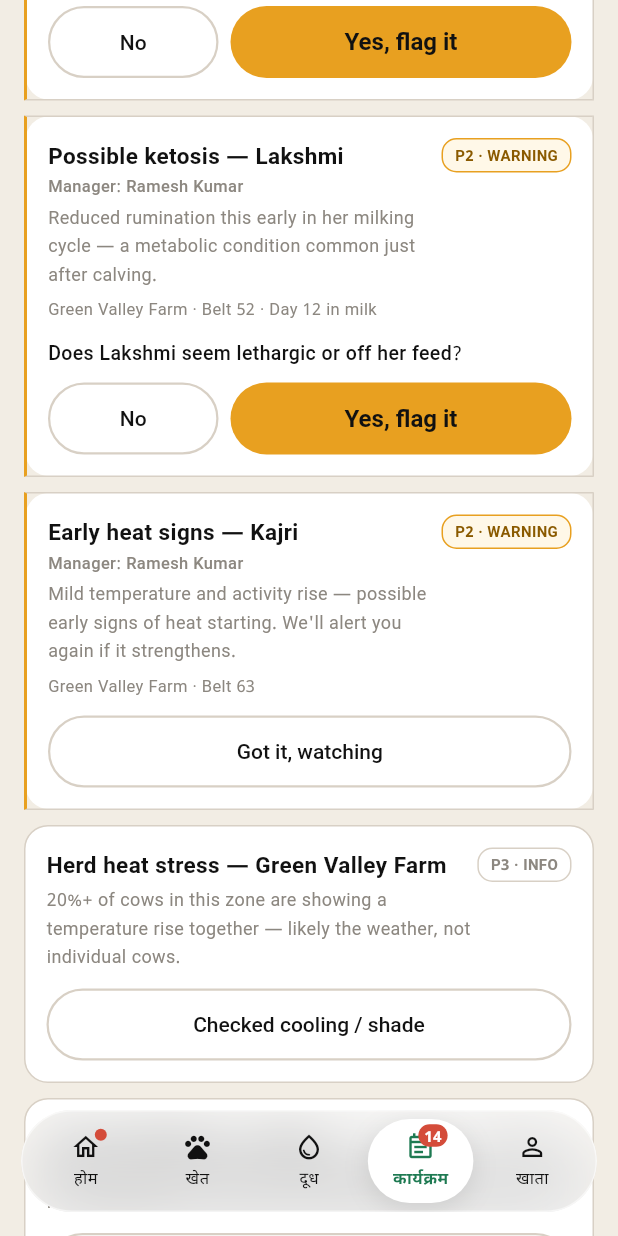
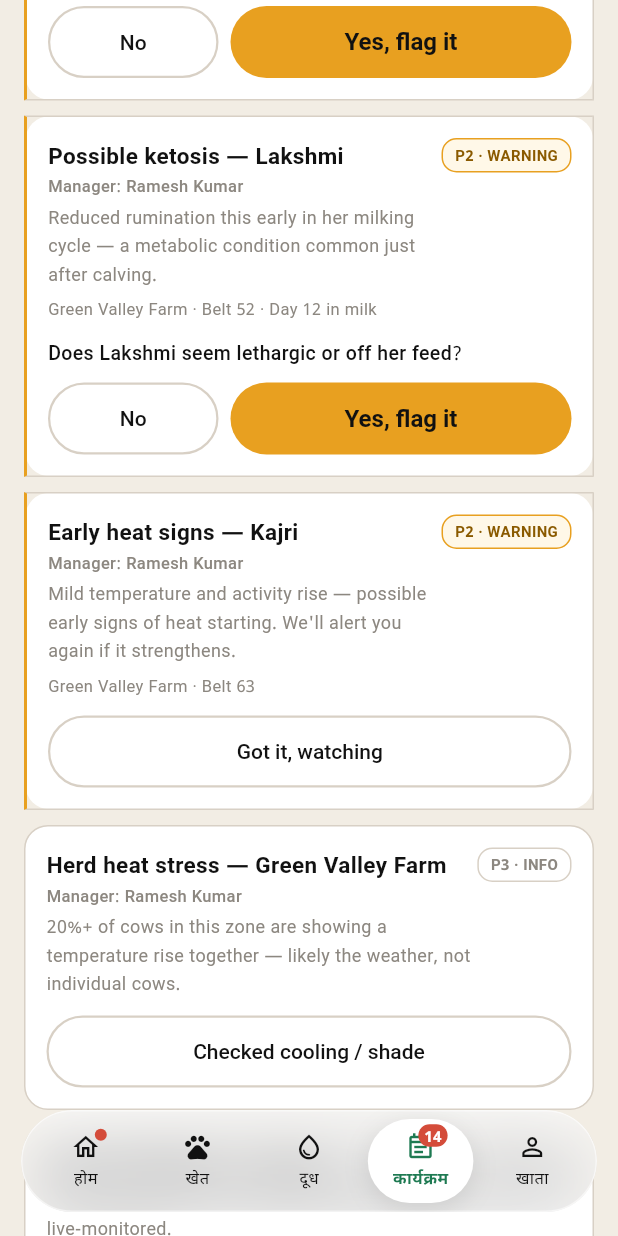
Before and after one commit to vaseey21/Vanix, a Flutter app: the EventsScreen screen opened directly with empty values, scrolled down 2304 dp, on a phone screen of 412 x 824 dp. Run offline on Flutter 3.47's test engine with Material 3 defaults, Android fonts, the phone set to English and light mode, and no system bars.

Commit message:
auto: save changes

```diff
--- a/flutter_app/lib/screens/events_screen.dart
+++ b/flutter_app/lib/screens/events_screen.dart
@@ -1440,6 +1440,7 @@ class _EventsScreenState extends State<EventsScreen> {
         sub: '20%+ of cows in this zone are showing a temperature rise together — likely the weather, not individual cows.',
         buttonLabel: 'Checked cooling / shade',
         resolvedMessage: "Thanks — logged. Herd heat stress alerts don't need a vet visit.",
+        manager: 'Ramesh Kumar',
       );
 
   Widget _buildCalibCard(bool isDark) => _buildAckCard(
```
